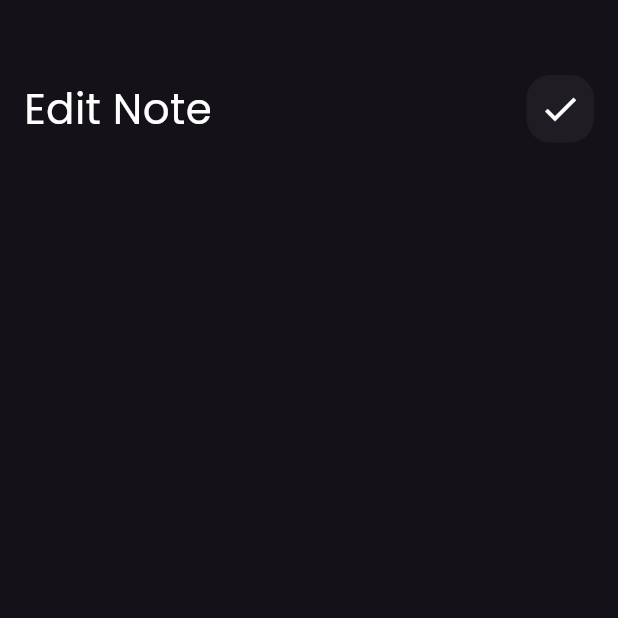
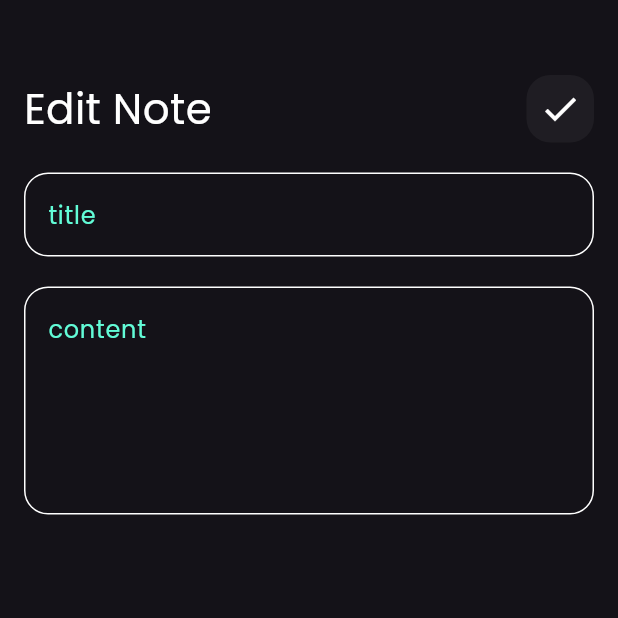
Before and after one commit to Alaataher027/notes_flutter_app, a Flutter app: the EditNoteView screen opened directly, on a phone screen of 412 x 824 dp, the top half of it. Run offline on Flutter 3.47's test engine with Material 3 defaults, Android fonts, the phone set to English and light mode, and no system bars; our stand-ins replace font_awesome_flutter.

Commit message:
edit note view ui done

```diff
--- a/lib/views/widgets/add_note_bottom_sheet.dart
+++ b/lib/views/widgets/add_note_bottom_sheet.dart
@@ -30,7 +30,9 @@ class AddNoteBottomSheet extends StatelessWidget {
                 height: 50,
               ),
               // Spacer(), can't use it with SingleChildScrollView
-              CustomButton(),
+              CustomButton(
+                title: 'Add Note',
+              ),
               SizedBox(
                 height: 20,
               ),
--- a/lib/views/widgets/custom_button.dart
+++ b/lib/views/widgets/custom_button.dart
@@ -2,8 +2,8 @@ import 'package:flutter/material.dart';
 import 'package:notes_app/constants.dart';
 
 class CustomButton extends StatelessWidget {
-  const CustomButton({super.key});
-
+  const CustomButton({super.key, required this.title});
+  final String title;
   @override
   Widget build(BuildContext context) {
     return Container(
@@ -16,7 +16,7 @@ class CustomButton extends StatelessWidget {
       ),
       child: Center(
         child: Text(
-          "Add Note",
+          title,
           style: TextStyle(
             color: Colors.black,
             fontSize: 20,
--- a/lib/views/widgets/edit_note_view_body.dart
+++ b/lib/views/widgets/edit_note_view_body.dart
@@ -1,5 +1,6 @@
 import 'package:flutter/material.dart';
 import 'package:notes_app/views/widgets/custom_app_bar.dart';
+import 'package:notes_app/views/widgets/custom_text_field.dart';
 
 class EditNoteViewBody extends StatelessWidget {
   const EditNoteViewBody({super.key});
@@ -16,7 +17,21 @@ class EditNoteViewBody extends StatelessWidget {
           CustomAppBar(
             title: 'Edit Note',
             icon: Icons.check,
-          )
+          ),
+          SizedBox(
+            height: 20,
+          ),
+          CustomTextField(hint: "title"),
+          SizedBox(
+            height: 20,
+          ),
+          CustomTextField(
+            hint: "content",
+            maxLines: 5,
+          ),
+          SizedBox(
+            height: 20,
+          ),
         ],
       ),
     );
--- a/lib/views/widgets/notes_view_body.dart
+++ b/lib/views/widgets/notes_view_body.dart
@@ -18,7 +18,9 @@ class NotesViewBody extends StatelessWidget {
             title: 'Notes',
             icon: Icons.search,
           ),
-          Expanded(child: NotesListView()),
+          Expanded(
+            child: NotesListView(),
+          ),
         ],
       ),
     );
```
